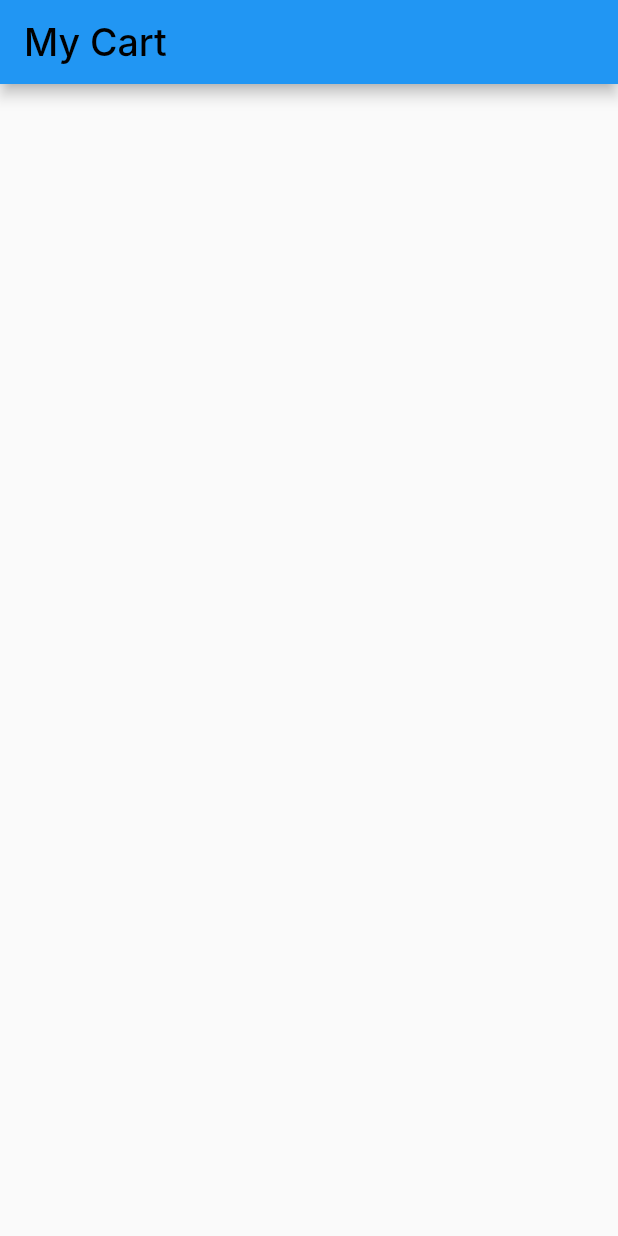
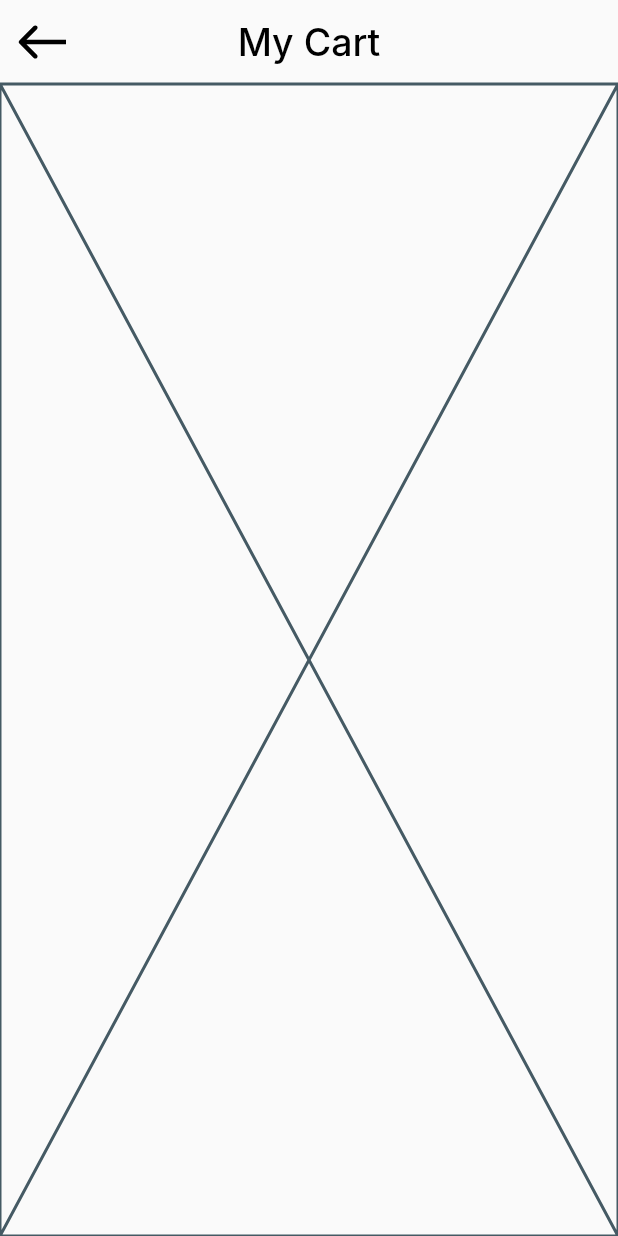
Before and after one commit to tharwatsamy/checkout_payment_ui, a Flutter app: the screen it shows after launch, on a phone screen of 412 x 824 dp. Run offline on Flutter 3.47's test engine with Material 2 defaults, Android fonts, the phone set to English and light mode, and no system bars; our stand-ins replace flutter_svg; Roboto replaces fonts that are missing (Inter).

Commit message:
app bar done

```diff
--- a/lib/Features/checkout/presentation/views/my_cart_view.dart
+++ b/lib/Features/checkout/presentation/views/my_cart_view.dart
@@ -1,5 +1,7 @@
+import 'package:checkout_payment_ui/Features/checkout/presentation/views/widgets/my_cart_view_body.dart';
 import 'package:checkout_payment_ui/core/utils/styles.dart';
 import 'package:flutter/material.dart';
+import 'package:flutter_svg/flutter_svg.dart';
 
 class MyCartView extends StatelessWidget {
   const MyCartView({super.key});
@@ -8,12 +10,21 @@ class MyCartView extends StatelessWidget {
   Widget build(BuildContext context) {
     return Scaffold(
       appBar: AppBar(
+        leading: Center(
+          child: SvgPicture.asset(
+            'assets/images/arrow.svg',
+          ),
+        ),
+        elevation: 0,
+        backgroundColor: Colors.transparent,
+        centerTitle: true,
         title: const Text(
           'My Cart',
           textAlign: TextAlign.center,
           style: Styles.style25,
         ),
       ),
+      body: const MyCartViewBody(),
     );
   }
 }
--- /dev/null
+++ b/lib/Features/checkout/presentation/views/widgets/my_cart_view_body.dart
@@ -0,0 +1,11 @@
+import 'package:flutter/material.dart';
+import 'package:flutter_svg/flutter_svg.dart';
+
+class MyCartViewBody extends StatelessWidget {
+  const MyCartViewBody({super.key});
+
+  @override
+  Widget build(BuildContext context) {
+    return const Placeholder();
+  }
+}
--- a/lib/main.dart
+++ b/lib/main.dart
@@ -11,6 +11,7 @@ class CheckoutApp extends StatelessWidget {
   @override
   Widget build(BuildContext context) {
     return const MaterialApp(
+      debugShowCheckedModeBanner: false,
       home: MyCartView(),
     );
   }
```
Also changed, not shown: pubspec.yaml (+5 -4 lines), assets/images/arrow.svg (added), pubspec.lock.
